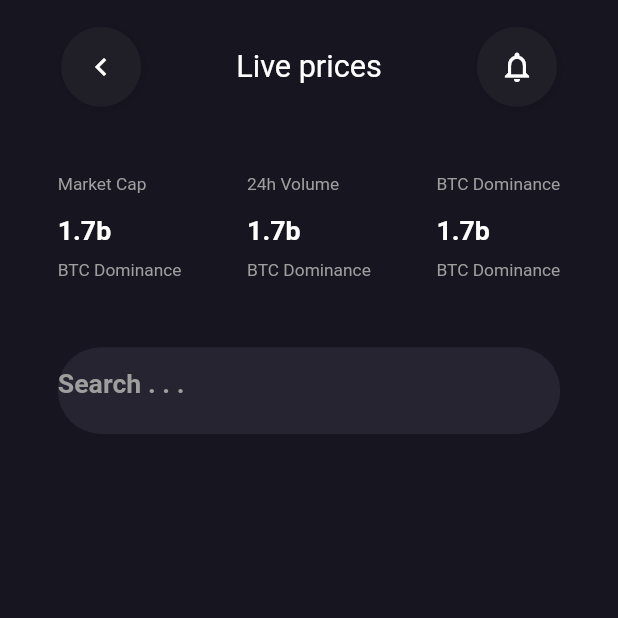
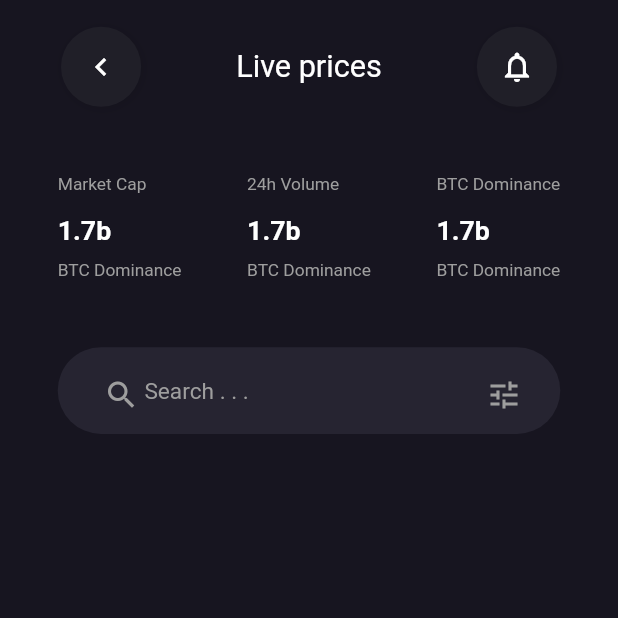
Before and after one commit to DavidEtoedia/crypto_mobile, a Flutter app: the screen it shows after launch, on a phone screen of 412 x 824 dp, the top half of it. Run offline on Flutter 3.47's test engine with Material 2 defaults, Android fonts, the phone set to English and light mode, and no system bars; our stand-ins replace connectivity, dio, flutter_screenutil, freezed_annotation, google_fonts, hooks_riverpod and 2 more; Roboto replaces fonts that are missing (Asap).

Commit message:
setup riverpod

```diff
--- a/lib/ui/home_page.dart
+++ b/lib/ui/home_page.dart
@@ -27,22 +27,7 @@ class HomePage extends StatelessWidget {
               SizedBox(
                 height: 50.h,
               ),
-              Container(
-                height: 65.h,
-                width: MediaQuery.of(context).size.width,
-                decoration: BoxDecoration(
-                    borderRadius: BorderRadius.circular(65.r),
-                    color: const Color(0xff262431)),
-                child: TextField(
-                  decoration: InputDecoration(
-                      border: InputBorder.none,
-                      hintText: 'Search . . .',
-                      hintStyle: GoogleFonts.asap(
-                          fontSize: 20.sp,
-                          fontWeight: FontWeight.w600,
-                          color: Colors.grey)),
-                ),
-              )
+              const SearchBar()
             ],
           ),
         ),
@@ -50,3 +35,66 @@ class HomePage extends StatelessWidget {
     );
   }
 }
+
+// class CryptoList extends Widget {
+//   const CryptoList({Key? key}) : super(key: key);
+
+//   @override
+//   Widget build(BuildContext context) {
+//     return Container();
+//   }
+// }
+
+class SearchBar extends StatelessWidget {
+  const SearchBar({
+    Key? key,
+  }) : super(key: key);
+
+  @override
+  Widget build(BuildContext context) {
+    return Container(
+      height: 65.h,
+      width: MediaQuery.of(context).size.width,
+      decoration: BoxDecoration(
+          borderRadius: BorderRadius.circular(65.r),
+          color: const Color(0xff262431)),
+      child: Stack(
+        children: [
+          Positioned(
+            left: 60.w,
+            right: 0,
+            bottom: 5.h,
+            child: TextField(
+              style: GoogleFonts.asap(color: Colors.white),
+              decoration: InputDecoration(
+                  border: InputBorder.none,
+                  hintText: 'Search . . .',
+                  hintStyle: GoogleFonts.asap(
+                      fontSize: 17.sp,
+                      fontWeight: FontWeight.w400,
+                      color: Colors.grey)),
+            ),
+          ),
+          Positioned(
+            left: 0.w,
+            right: 250,
+            bottom: 16.h,
+            child: const Icon(
+              Icons.search,
+              color: Colors.grey,
+            ),
+          ),
+          Positioned(
+            left: 270.w,
+            right: 0,
+            bottom: 16.h,
+            child: const Icon(
+              Icons.tune_outlined,
+              color: Colors.grey,
+            ),
+          ),
+        ],
+      ),
+    );
+  }
+}
--- a/pubspec.yaml
+++ b/pubspec.yaml
@@ -36,7 +36,7 @@ dependencies:
   flutter_screenutil: ^5.0.0+2
   freezed_annotation: null
   google_fonts: ^2.1.0
-  hooks_riverpod: ^0.14.0+5
+  hooks_riverpod: ^1.0.0-dev.6
   pretty_dio_logger: ^1.1.1
   shared_preferences: ^2.0.7
   top_snackbar_flutter: ^1.0.1
@@ -44,9 +44,10 @@ dependencies:
 dev_dependencies:
   build_runner: null
   flutter_lints: ^1.0.0
+  freezed: null
   flutter_test:
     sdk: flutter
-  freezed: null
+
 
 # For information on the generic Dart part of this file, see the
 # following page: https://dart.dev/tools/pub/pubspec
```
Also changed, not shown: lib/core/controller/generic_state_notifier.dart (+31 -31 lines), lib/core/model/get_crypto_list.dart (added, +128 -0 lines), lib/core/repository/crypto_repository.dart (added, +71 -0 lines), lib/core/repository/i_crypto_repository.dart (added, +10 -0 lines), lib/core/services/Crypto Service/crypto_service.dart (added, +156 -0 lines), lib/core/services/api_interceptor.dart (added, +47 -0 lines), lib/core/services/error_interceptor.dart (added, +10 -0 lines), lib/core/services/failure.dart (added, +113 -0 lines), lib/core/services/global/constants.dart (added, +20 -0 lines), lib/main.dart (+7 -2 lines), lib/ui/vm.dart (added, +8 -0 lines), lib/core/controller/generic_state_notifier.freezed.dart (added), pubspec.lock.
